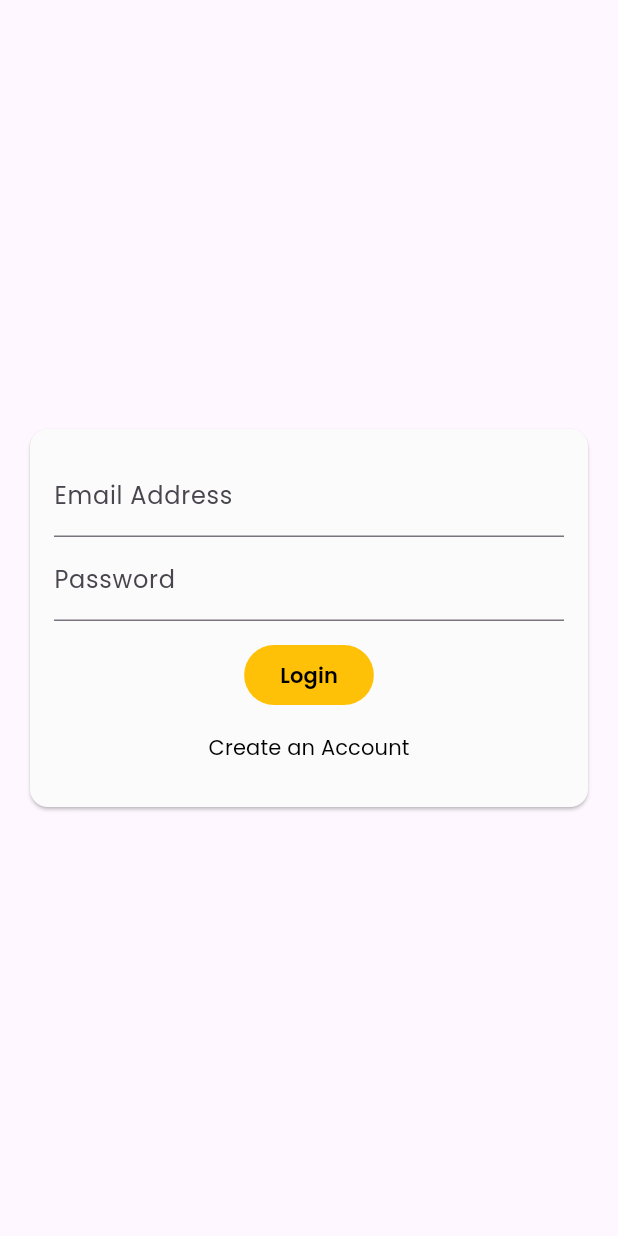
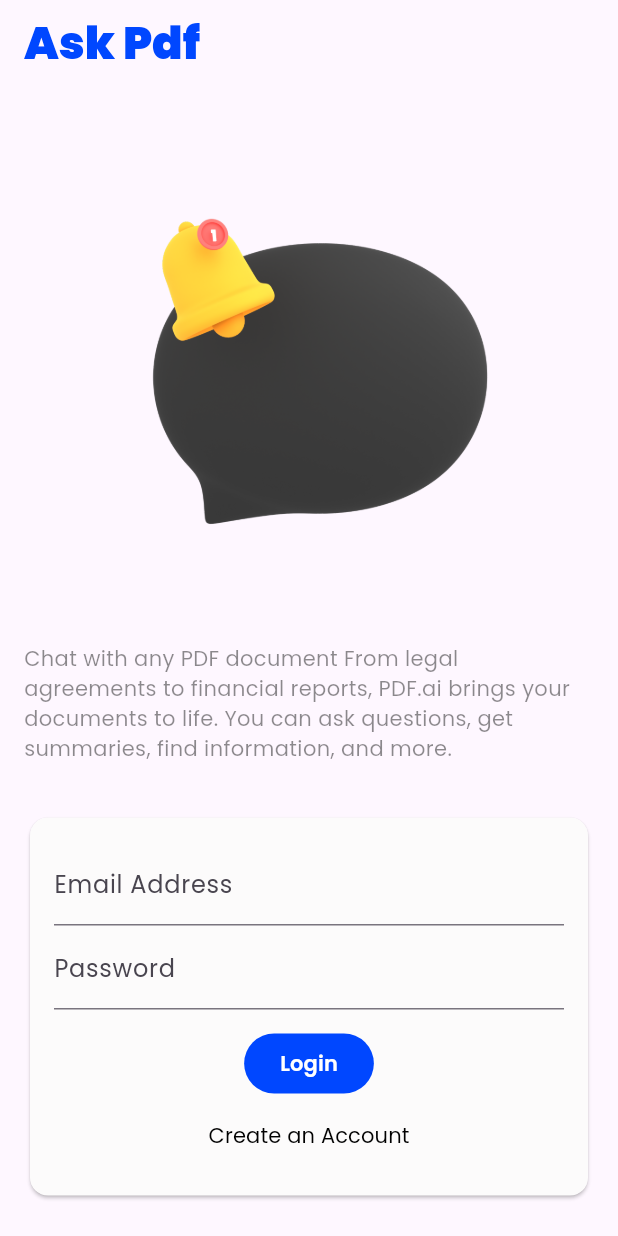
Before and after one commit to HGSChandeepa/Ask-Pdf-Ai, a Flutter app: the screen it shows after launch, on a phone screen of 412 x 824 dp. Run offline on Flutter 3.47's test engine with Material 3 defaults, Android fonts, the phone set to English and light mode, and no system bars; our stand-ins replace cloud_firestore, firebase_auth, firebase_core, firebase_storage, flutter_dotenv, flutter_hooks and 4 more; missing offline and left inert: langchain, langchain_openai, langchain_pinecone, pinecone, syncfusion_flutter_pdf; accounts and stored records are empty; generated files the repository leaves out were written again.

```diff
--- a/lib/screens/auth_screen.dart
+++ b/lib/screens/auth_screen.dart
@@ -119,21 +119,38 @@ class _AuthScreenState extends State<AuthScreen> {
   @override
   Widget build(BuildContext context) {
     return Scaffold(
+      appBar: AppBar(
+        title: const Text(
+          'Ask Pdf',
+          style: TextStyle(
+            color: Color(0xFF0047FF),
+            fontSize: 30,
+            fontWeight: FontWeight.w900,
+          ),
+        ),
+      ),
       body: Center(
         child: SingleChildScrollView(
           child: Column(
-            mainAxisAlignment: MainAxisAlignment.center,
+            // mainAxisAlignment: MainAxisAlignment.center,
             children: [
-              // Container(
-              //   margin: const EdgeInsets.only(
-              //       top: 30, bottom: 20, left: 20, right: 20),
-              //   width: 300,
-              //   child: Image.asset(
-              //     "assets/chat.png",
-              //   ),
-              // ),
+              Container(
+                margin: const EdgeInsets.only(
+                    top: 30, bottom: 20, left: 20, right: 20),
+                width: 300,
+                child: Image.asset(
+                  "assets/chat.png",
+                ),
+              ),
 
               //form
+              Padding(
+                padding: const EdgeInsets.all(16.0),
+                child: const Text(
+                  'Chat with any PDF document From legal agreements to financial reports, PDF.ai brings your documents to life. You can ask questions, get summaries, find information, and more.',
+                  style: TextStyle(color: Colors.black45),
+                ),
+              ),
               Card(
                 color: const Color.fromARGB(255, 252, 251, 251),
                 margin: const EdgeInsets.all(20),
@@ -242,13 +259,14 @@ class _AuthScreenState extends State<AuthScreen> {
                           ElevatedButton(
                             onPressed: _formSubmit,
                             style: ElevatedButton.styleFrom(
-                                backgroundColor: Colors.amber, elevation: 0),
+                                backgroundColor: Color(0xFF0047FF),
+                                elevation: 0),
                             child: _isLoading
                                 ? const CircularProgressIndicator()
                                 : Text(
                                     _isLogin ? "Login" : "Signin",
                                     style: const TextStyle(
-                                        color: Colors.black,
+                                        color: Colors.white,
                                         fontWeight: FontWeight.w600),
                                   ),
                           ),
--- a/lib/view/home_view.dart
+++ b/lib/view/home_view.dart
@@ -38,6 +38,7 @@ class HomeView extends HookConsumerWidget {
             padding: const EdgeInsets.all(20.0),
             child: Form(
               key: _formKey,
+              child: SingleChildScrollView(
                 child: Column(
                   crossAxisAlignment: CrossAxisAlignment.start,
                   children: [
@@ -147,6 +148,7 @@ class HomeView extends HookConsumerWidget {
                 ),
               ),
             ),
+          ),
         ));
   }
 }
--- a/lib/view/notifiers/index_notifier.dart
+++ b/lib/view/notifiers/index_notifier.dart
@@ -55,8 +55,7 @@ class IndexNotifier extends _$IndexNotifier {
     }
   }
 
-
- // get the pdf from the location and get the text inside the pdf and store as string and return the path
+  // get the pdf from the location and get the text inside the pdf and store as string and return the path
   Future<String> convertPdfToTextAndSaveInDir() async {
     try {
       // Load the PDF document.
--- a/pubspec.yaml
+++ b/pubspec.yaml
@@ -54,6 +54,6 @@ flutter:
   uses-material-design: true
 
   assets:
-    - assets/
+    - assets/chat.png
     - assets/pdf/
     - .env
```
Also changed, not shown: assets/chat.png (added), 2 other files. Lines whose indentation alone changed are shown as unchanged.
